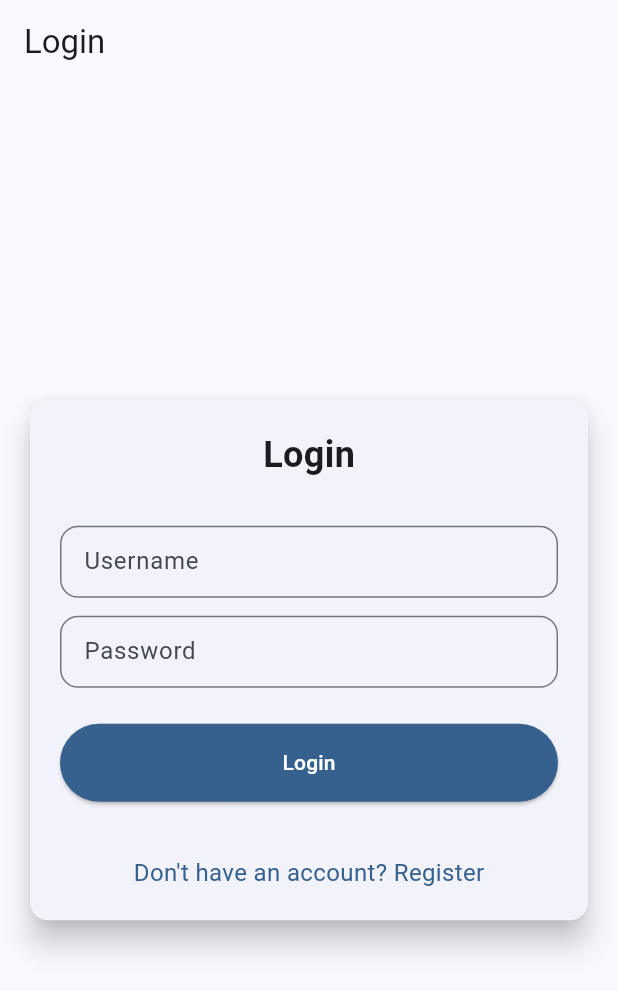
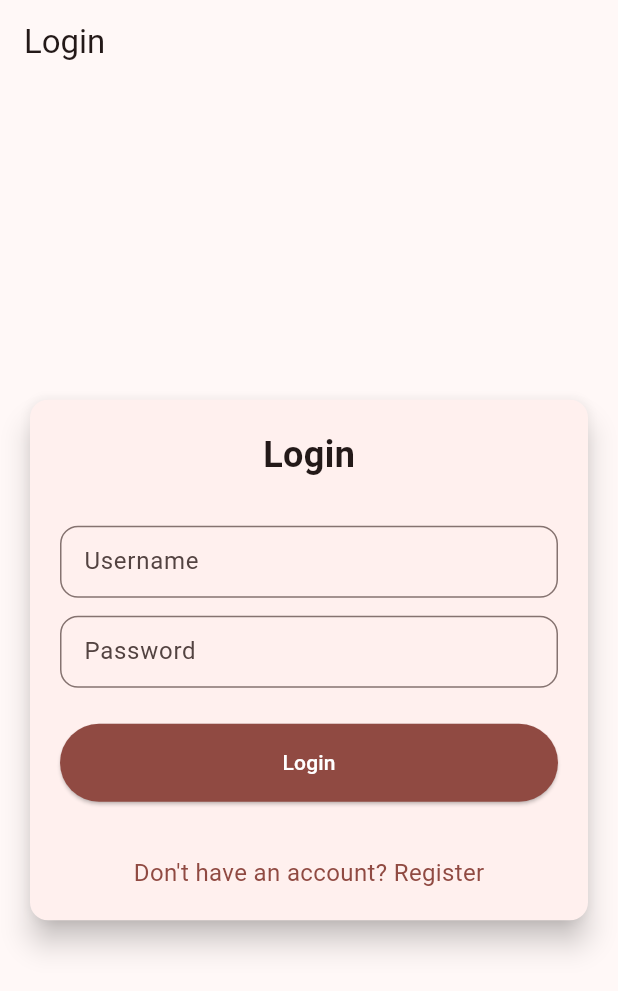
Before and after one commit to Kyloo0/ShootOnTarget-Market-Mobile, a Flutter app: the screen it shows after launch, on a phone screen of 412 x 824 dp. Shown: the top 991 px of the screen. Run offline on Flutter 3.47's test engine with Material 3 defaults, Android fonts, the light colour scheme and no system bars; missing offline and left inert: pbp_django_auth.

Commit message:
Update color

```diff
--- a/lib/main.dart
+++ b/lib/main.dart
@@ -36,7 +36,7 @@ class MyApp extends StatelessWidget {
           //
           // This works for code too, not just values: Most code changes can be
           // tested with just a hot reload.
-          colorScheme: ColorScheme.fromSeed(seedColor: Colors.blue),
+          colorScheme: ColorScheme.fromSeed(seedColor: Colors.red),
         ),
         home: LoginPage(),
       ),
```
